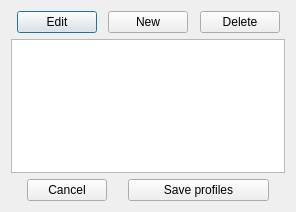
Old version of the form profilemenu.ui in the repository getzin/cliPro.
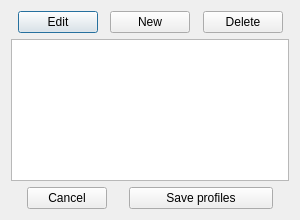
New version of the form.

```diff
--- a/profilemenu.ui
+++ b/profilemenu.ui
@@ -6,8 +6,8 @@
    <rect>
     <x>0</x>
     <y>0</y>
-    <width>296</width>
-    <height>212</height>
+    <width>300</width>
+    <height>220</height>
    </rect>
   </property>
   <property name="windowTitle">
```
